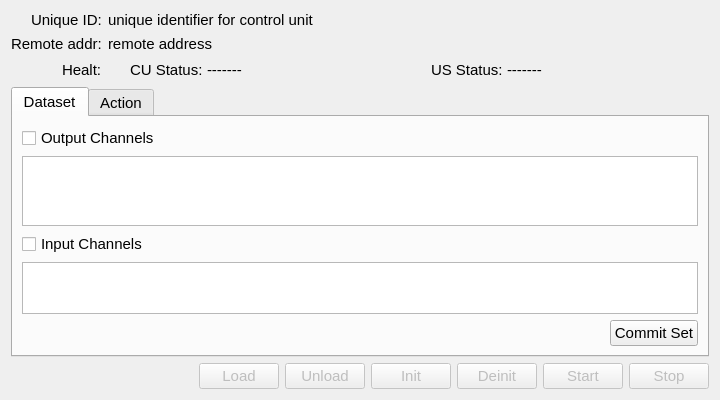
Qt form ccs/node/control_unit/controluniteditor.ui (bisegni/chaosframework) before a commit.
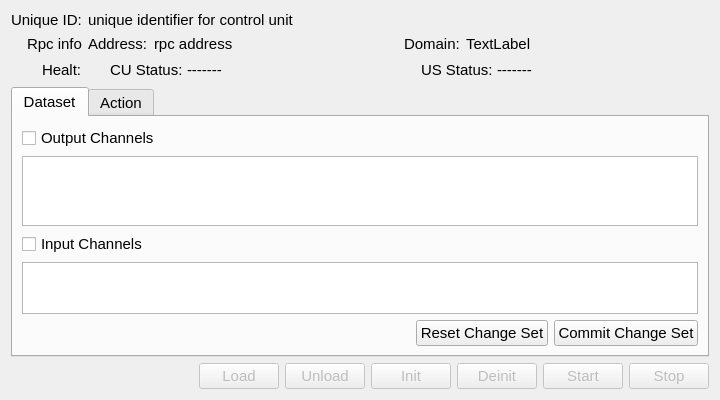
The same form after that commit. Custom widgets are drawn as their Qt base class.

Diff of the .ui file:
```diff
--- a/ccs/node/control_unit/controluniteditor.ui
+++ b/ccs/node/control_unit/controluniteditor.ui
@@ -35,18 +35,6 @@
        </property>
       </widget>
      </item>
-     <item row="1" column="1">
-      <widget class="QLabel" name="labelRemoteAddress">
-       <property name="font">
-        <font>
-         <pointsize>11</pointsize>
-        </font>
-       </property>
-       <property name="text">
-        <string>remote address</string>
-       </property>
-      </widget>
-     </item>
      <item row="0" column="1">
       <widget class="QLabel" name="labelUniqueIdentifier">
        <property name="font">
@@ -67,7 +55,7 @@
         </font>
        </property>
        <property name="text">
-        <string>Remote addr:</string>
+        <string>Rpc info</string>
        </property>
       </widget>
      </item>
@@ -188,6 +176,58 @@
        </item>
       </layout>
      </item>
+     <item row="1" column="1">
+      <layout class="QHBoxLayout" name="horizontalLayout_3" stretch="0,1,0,1">
+       <item alignment="Qt::AlignRight">
+        <widget class="QLabel" name="label_3">
+         <property name="font">
+          <font>
+           <pointsize>11</pointsize>
+          </font>
+         </property>
+         <property name="text">
+          <string>Address:</string>
+         </property>
+        </widget>
+       </item>
+       <item>
+        <widget class="QLabel" name="labelRemoteAddress">
+         <property name="font">
+          <font>
+           <pointsize>11</pointsize>
+          </font>
+         </property>
+         <property name="text">
+          <string>rpc address</string>
+         </property>
+        </widget>
+       </item>
+       <item alignment="Qt::AlignRight">
+        <widget class="QLabel" name="label_5">
+         <property name="font">
+          <font>
+           <pointsize>11</pointsize>
+          </font>
+         </property>
+         <property name="text">
+          <string>Domain:</string>
+         </property>
+        </widget>
+       </item>
+       <item>
+        <widget class="QLabel" name="labelRpcDomain">
+         <property name="font">
+          <font>
+           <pointsize>11</pointsize>
+          </font>
+         </property>
+         <property name="text">
+          <string>TextLabel</string>
+         </property>
+        </widget>
+       </item>
+      </layout>
+     </item>
     </layout>
    </item>
    <item>
@@ -304,6 +344,18 @@
              </property>
             </spacer>
            </item>
+           <item>
+            <widget class="QPushButton" name="pushButtonResetChangeSet">
+             <property name="font">
+              <font>
+               <pointsize>11</pointsize>
+              </font>
+             </property>
+             <property name="text">
+              <string>Reset Change Set</string>
+             </property>
+            </widget>
+           </item>
            <item>
             <widget class="QPushButton" name="pushButtonCommitSet">
              <property name="font">
@@ -312,7 +364,7 @@
               </font>
              </property>
              <property name="text">
-              <string>Commit Set</string>
+              <string>Commit Change Set</string>
              </property>
             </widget>
            </item>
```
